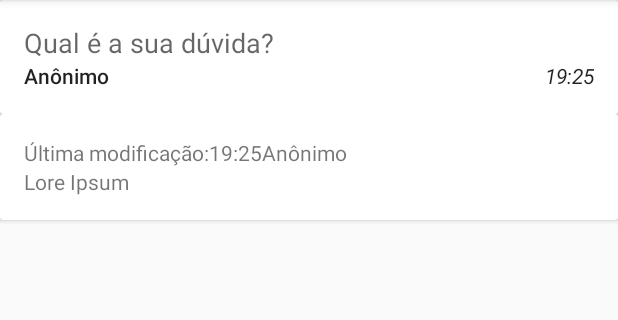
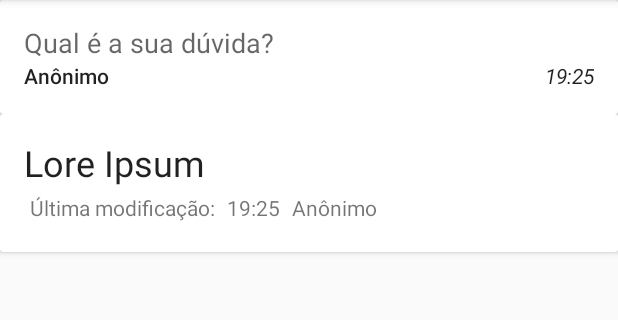
Before and after one commit to InfnApps/ClassManager, an Android app: the ShowQuestionActivity screen opened directly, with no data from a screen before it, on a phone screen of 412 x 824 dp, the part 84-404 px from its top. Run offline under Robolectric (Android 15) with nearby library versions, the phone set to English and light mode, and no system bars; our stand-ins replace Firebase (no records; nobody signed in at launch, a user with empty details on screens opened directly).

Commit message:
answers showing in the ShowAnswerActivity

```diff
--- a/app/src/main/java/br/edu/infnet/classmanager/ShowQuestionActivity.java
+++ b/app/src/main/java/br/edu/infnet/classmanager/ShowQuestionActivity.java
@@ -3,7 +3,10 @@ package br.edu.infnet.classmanager;
 import android.content.Intent;
 import android.support.v7.app.AppCompatActivity;
 import android.os.Bundle;
+import android.util.Log;
+import android.widget.TextView;
 
+import com.google.firebase.database.ChildEventListener;
 import com.google.firebase.database.DataSnapshot;
 import com.google.firebase.database.DatabaseError;
 import com.google.firebase.database.DatabaseReference;
@@ -11,6 +14,7 @@ import com.google.firebase.database.FirebaseDatabase;
 import com.google.firebase.database.ValueEventListener;
 
 import java.io.Serializable;
+import java.text.DateFormat;
 
 import br.edu.infnet.classmanager.models.Answer;
 import br.edu.infnet.classmanager.models.QuestionCard;
@@ -35,24 +39,37 @@ public class ShowQuestionActivity extends AppCompatActivity {
                 getSerializableExtra(Constants.QUESTIONCARD_KEY);
 
         DatabaseReference answerReference = FirebaseDatabase.getInstance().
-                getReference(answerKey);
+                getReference("Answers").child(answerKey);
+
 
         //answerReference.addChildEventListener(new COmp;
 
+        //answerReference.addValueEventListener()
         answerReference.addListenerForSingleValueEvent(
                 new ValueEventListener() {
             @Override
             public void onDataChange(DataSnapshot dataSnapshot) {
+
+                if (dataSnapshot.exists()){
                     Answer answer = dataSnapshot.getValue(Answer.class);
-
+                    TextView textView = findViewById(R.id.last_modified_time);
+                    textView.setText(
+                            DateFormat.getTimeInstance().
+                                    format(answer.getLastModified()));
+                    textView = findViewById(R.id.last_modified_user);
+                    textView.setText(answer.getUserName());
+                    textView = findViewById(R.id.answer_text);
+                    textView.setText(answer.getText());
+                } else {
+                    Log.e("ANSWER", answerKey);
+                }
             }
 
             @Override
             public void onCancelled(DatabaseError databaseError) {
 
             }
-                }
-        );
+        });
 
 
     }
--- a/app/src/main/res/layout/answer_card.xml
+++ b/app/src/main/res/layout/answer_card.xml
@@ -8,32 +8,41 @@
         android:layout_height="wrap_content"
         android:padding="@dimen/default_padding">
 
+
+
+        <TextView
+            android:id="@+id/answer_text"
+            android:layout_width="wrap_content"
+            android:layout_height="wrap_content"
+            android:textAppearance="@style/TextAppearance.AppCompat.Headline"
+            android:text="@string/lore_ipsum" />
+
+
         <TextView
             android:id="@+id/last_modified"
             android:layout_width="wrap_content"
             android:layout_height="wrap_content"
-            android:text="@string/last_modified_text"/>
+            android:text="@string/last_modified_text"
+            android:layout_margin="@dimen/min_margin"
+            android:layout_below="@id/answer_text"/>
 
         <TextView
             android:id="@+id/last_modified_time"
             android:layout_width="wrap_content"
             android:layout_height="wrap_content"
+            android:layout_margin="@dimen/min_margin"
             android:text="@string/moment_placeholder"
-            android:layout_toRightOf="@id/last_modified"/>
+            android:layout_toRightOf="@id/last_modified"
+            android:layout_below="@id/answer_text"/>
 
         <TextView
             android:id="@+id/last_modified_user"
             android:layout_width="wrap_content"
             android:layout_height="wrap_content"
             android:text="@string/anonymous_name"
-            android:layout_toRightOf="@id/last_modified_time"/>
-
-        <TextView
-            android:id="@+id/answer_text"
-            android:layout_width="wrap_content"
-            android:layout_height="wrap_content"
-            android:text="@string/lore_ipsum"
-            android:layout_below="@id/last_modified"/>
+            android:layout_margin="@dimen/min_margin"
+            android:layout_toRightOf="@id/last_modified_time"
+            android:layout_below="@id/answer_text"/>
 
     </RelativeLayout>
 
--- a/app/src/main/res/values/dimens.xml
+++ b/app/src/main/res/values/dimens.xml
@@ -1,4 +1,5 @@
 <?xml version="1.0" encoding="utf-8"?>
 <resources>
     <dimen name="default_padding">16dp</dimen>
+    <dimen name="min_margin">4dp</dimen>
 </resources>
```
Also changed, not shown: app/src/main/java/br/edu/infnet/classmanager/models/Answer.java (+17 -20 lines). Lines whose indentation alone changed are shown as unchanged.
